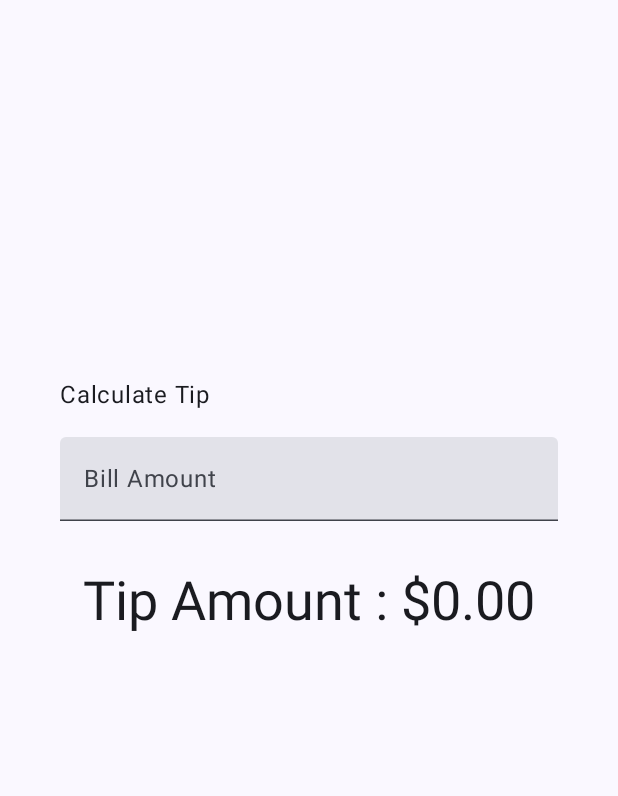
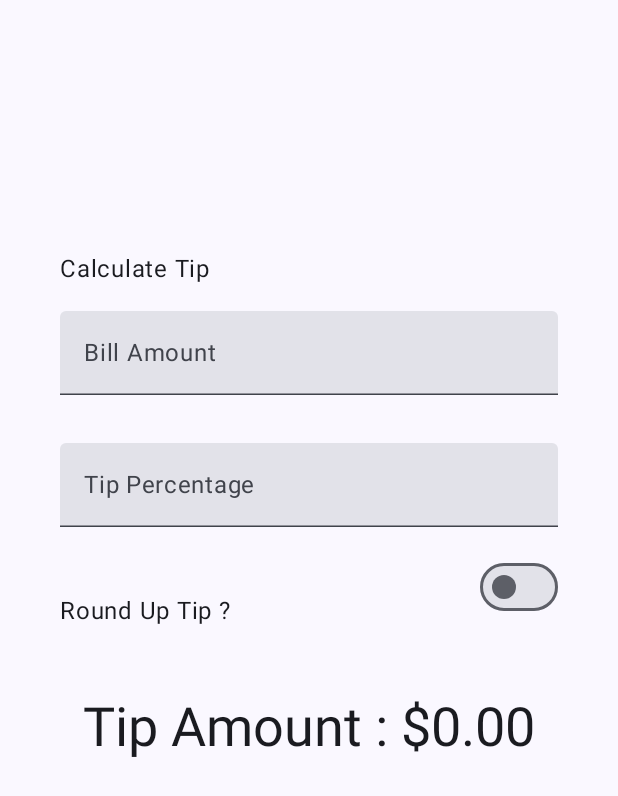
Before and after one commit to Rigelabs/tip_calcultor, an Android app built with Jetpack Compose: the screen it shows after launch (MainActivity), on a phone screen of 412 x 824 dp. Shown: the top 796 px of the screen. Run offline under Robolectric (Android 15) with nearby library versions, the phone set to English and light mode, and no system bars.

Commit message:
2nd commit, added percentage and switch

```diff
--- a/app/src/main/java/com/example/tip/MainActivity.kt
+++ b/app/src/main/java/com/example/tip/MainActivity.kt
@@ -9,15 +9,21 @@ import androidx.activity.ComponentActivity
 import androidx.activity.compose.setContent
 import androidx.compose.foundation.layout.Arrangement
 import androidx.compose.foundation.layout.Column
+import androidx.compose.foundation.layout.Row
 import androidx.compose.foundation.layout.Spacer
 import androidx.compose.foundation.layout.fillMaxSize
 import androidx.compose.foundation.layout.fillMaxWidth
 import androidx.compose.foundation.layout.height
 import androidx.compose.foundation.layout.padding
+import androidx.compose.foundation.layout.size
+import androidx.compose.foundation.layout.wrapContentWidth
+import androidx.compose.foundation.rememberScrollState
 import androidx.compose.foundation.text.KeyboardOptions
+import androidx.compose.foundation.verticalScroll
 import androidx.compose.material3.ExperimentalMaterial3Api
 import androidx.compose.material3.MaterialTheme
 import androidx.compose.material3.Surface
+import androidx.compose.material3.Switch
 import androidx.compose.material3.Text
 import androidx.compose.material3.TextField
 import androidx.compose.runtime.Composable
@@ -51,10 +57,21 @@ class MainActivity : ComponentActivity() {
 @Composable
 fun TipTimeLayout(){
     var amountInput by remember{mutableStateOf("")}
+    var percentageValue by remember{ mutableStateOf("") }
+    var roundOffStatus by remember{ mutableStateOf(false) }
+    //to doubleOrNull converts a string representation to a double or null when string cant be a dobule
+    //elvis operator ?: returns the assigned value when an expression returns null
     val amount = amountInput.toDoubleOrNull() ?: 0.0
-    val tip = calculateTip(amount)
+    val percentage = percentageValue.toDoubleOrNull() ?:15.0
+
+    val tip = calculateTip(
+        amount=amount,
+        tipPercent = percentage,
+        roundUp=roundOffStatus)
     Column(
-        modifier = Modifier.padding(40.dp),
+        modifier = Modifier
+            .padding(40.dp)
+            .verticalScroll(rememberScrollState()),
         horizontalAlignment = Alignment.CenterHorizontally,
         verticalArrangement = Arrangement.Center
     ){
@@ -67,21 +84,30 @@ fun TipTimeLayout(){
             value = amountInput,
             onValueChange = {amountInput = it},
             modifier = Modifier
-            .padding(bottom = 32.dp)
-            .fillMaxWidth())
+                .padding(bottom = 32.dp)
+                .fillMaxWidth())
+        EditPercentageField(
+            value =percentageValue ,
+            onValueChange = {percentageValue = it},
+            modifier = Modifier
+                .padding(bottom = 32.dp)
+                .fillMaxWidth())
+        RoundoffTip(
+            value = roundOffStatus,
+            onValueChange = {roundOffStatus = it},
+            modifier = Modifier.padding(bottom = 32.dp)
+        )
         Text(
             text = stringResource(R.string.tip_amount,tip),
 
             style = MaterialTheme.typography.displaySmall
         )
         Spacer(modifier = Modifier.height(150.dp))
+
     }
 }
 @Composable
 fun EditNumberField(value:String,onValueChange:(String)->Unit,modifier: Modifier=Modifier){
-
-    //to doubleOrNull converts a string representation to a double or null when string cant be a dobule
-    //elvis operator ?: returns the assigned value when an expression returns null
 
     TextField(
         value = value,
@@ -90,10 +116,45 @@ fun EditNumberField(value:String,onValueChange:(String)->Unit,modifier: Modifier
         keyboardOptions = KeyboardOptions(keyboardType = KeyboardType.Number),
         onValueChange =onValueChange,
         modifier=modifier )
+
 }
-private fun calculateTip(amount: Double, tipPercent: Double = 15.0): String {
+@Composable
+fun EditPercentageField(value:String,onValueChange:(String)->Unit,modifier: Modifier=Modifier){
 
-    val tip = tipPercent / 100 * amount
+    //to doubleOrNull converts a string representation to a double or null when string cant be a dobule
+    //elvis operator ?: returns the assigned value when an expression returns null
+
+    TextField(
+        value = value,
+        label={Text(stringResource(R.string.how_was_the_service))},
+        singleLine = true,
+        keyboardOptions = KeyboardOptions(keyboardType = KeyboardType.Number),
+        onValueChange =onValueChange,
+        modifier=modifier )
+
+}
+@Composable
+fun RoundoffTip(value:Boolean,onValueChange: (Boolean) -> Unit,modifier: Modifier=Modifier){
+    Row (
+        modifier= modifier
+            .fillMaxWidth()
+            .size(48.dp),
+        verticalAlignment = Alignment.CenterVertically
+    ){
+        Text(text = stringResource(R.string.round_up_tip))
+        Switch(
+            modifier = modifier
+                .fillMaxWidth()
+                .wrapContentWidth(Alignment.End),
+            checked = value, onCheckedChange = onValueChange)
+    }
+}
+private fun calculateTip(amount: Double, tipPercent: Double,roundUp:Boolean): String {
+
+    var tip = tipPercent / 100 * amount
+    if(roundUp){
+        tip = kotlin.math.ceil(tip)
+    }
     return NumberFormat.getCurrencyInstance().format(tip)
 }
 
--- a/app/src/main/res/values/strings.xml
+++ b/app/src/main/res/values/strings.xml
@@ -3,4 +3,6 @@
     <string name="calculate_tip">Calculate Tip</string>
     <string name="bill_amount">Bill Amount</string>
     <string name="tip_amount">Tip Amount : %s</string>
+    <string name="how_was_the_service">Tip Percentage</string>
+    <string name="round_up_tip">Round Up Tip ?</string>
 </resources>
```
